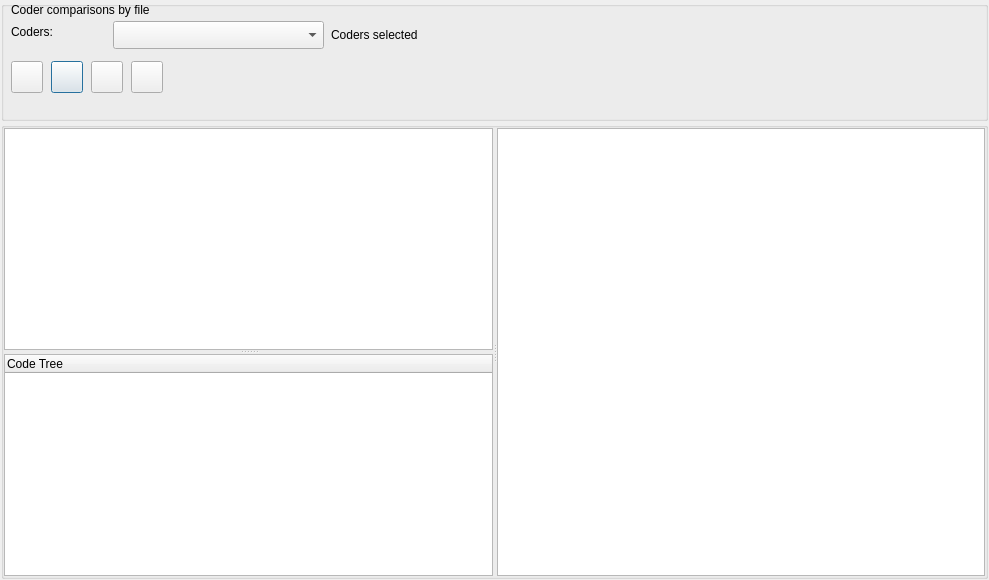
Before: the Qt Designer form GUI_UIs/ui_dialog_report_compare_coder_file.ui in ccbogel/QualCoder, drawn with Qt 5.
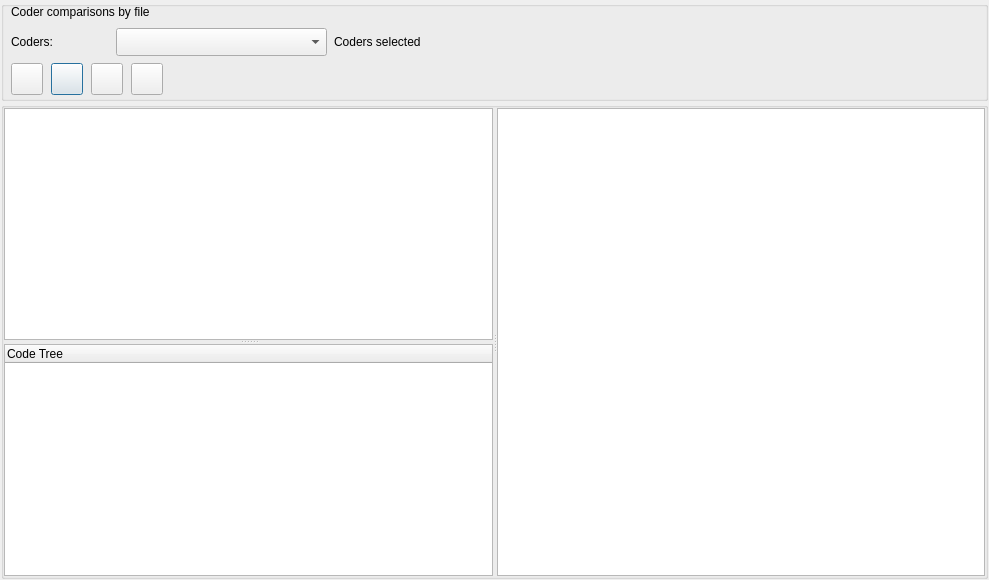
After: the same form once the commit is applied.

The edit to the form file:
```diff
--- a/GUI_UIs/ui_dialog_report_compare_coder_file.ui
+++ b/GUI_UIs/ui_dialog_report_compare_coder_file.ui
@@ -43,13 +43,13 @@
      <property name="minimumSize">
       <size>
        <width>0</width>
-       <height>120</height>
+       <height>100</height>
       </size>
      </property>
      <property name="maximumSize">
       <size>
        <width>16777215</width>
-       <height>120</height>
+       <height>100</height>
       </size>
      </property>
      <property name="title">
@@ -59,9 +59,9 @@
       <property name="geometry">
        <rect>
         <x>10</x>
-        <y>20</y>
+        <y>27</y>
         <width>101</width>
-        <height>22</height>
+        <height>28</height>
        </rect>
       </property>
       <property name="text">
@@ -71,8 +71,8 @@
      <widget class="QComboBox" name="comboBox_coders">
       <property name="geometry">
        <rect>
-        <x>112</x>
-        <y>20</y>
+        <x>115</x>
+        <y>27</y>
         <width>211</width>
         <height>28</height>
        </rect>
@@ -82,9 +82,9 @@
       <property name="geometry">
        <rect>
         <x>10</x>
-        <y>-2</y>
+        <y>-1</y>
         <width>291</width>
-        <height>22</height>
+        <height>24</height>
        </rect>
       </property>
       <property name="toolTip">
@@ -95,44 +95,12 @@
        <string>Coder comparisons by file</string>
       </property>
      </widget>
-     <widget class="QLabel" name="label_matrix">
-      <property name="geometry">
-       <rect>
-        <x>600</x>
-        <y>20</y>
-        <width>30</width>
-        <height>30</height>
-       </rect>
-      </property>
-      <property name="toolTip">
-       <string>&lt;html&gt;&lt;head/&gt;&lt;body&gt;&lt;p&gt;Matrix options&lt;/p&gt;&lt;/body&gt;&lt;/html&gt;</string>
-      </property>
-      <property name="text">
-       <string/>
-      </property>
-     </widget>
-     <widget class="QLabel" name="label_memos">
-      <property name="geometry">
-       <rect>
-        <x>600</x>
-        <y>70</y>
-        <width>30</width>
-        <height>30</height>
-       </rect>
-      </property>
-      <property name="toolTip">
-       <string>Memo reporting options</string>
-      </property>
-      <property name="text">
-       <string/>
-      </property>
-     </widget>
      <widget class="QLabel" name="label_selections">
       <property name="geometry">
        <rect>
-        <x>330</x>
-        <y>20</y>
-        <width>611</width>
+        <x>333</x>
+        <y>27</y>
+        <width>400</width>
         <height>28</height>
        </rect>
       </property>
@@ -144,7 +112,7 @@
       <property name="geometry">
        <rect>
         <x>50</x>
-        <y>60</y>
+        <y>62</y>
         <width>32</width>
         <height>32</height>
        </rect>
@@ -160,7 +128,7 @@
       <property name="geometry">
        <rect>
         <x>90</x>
-        <y>60</y>
+        <y>62</y>
         <width>32</width>
         <height>32</height>
        </rect>
@@ -176,7 +144,7 @@
       <property name="geometry">
        <rect>
         <x>10</x>
-        <y>60</y>
+        <y>62</y>
         <width>32</width>
         <height>32</height>
        </rect>
@@ -192,7 +160,7 @@
       <property name="geometry">
        <rect>
         <x>130</x>
-        <y>60</y>
+        <y>62</y>
         <width>32</width>
         <height>32</height>
        </rect>
```
